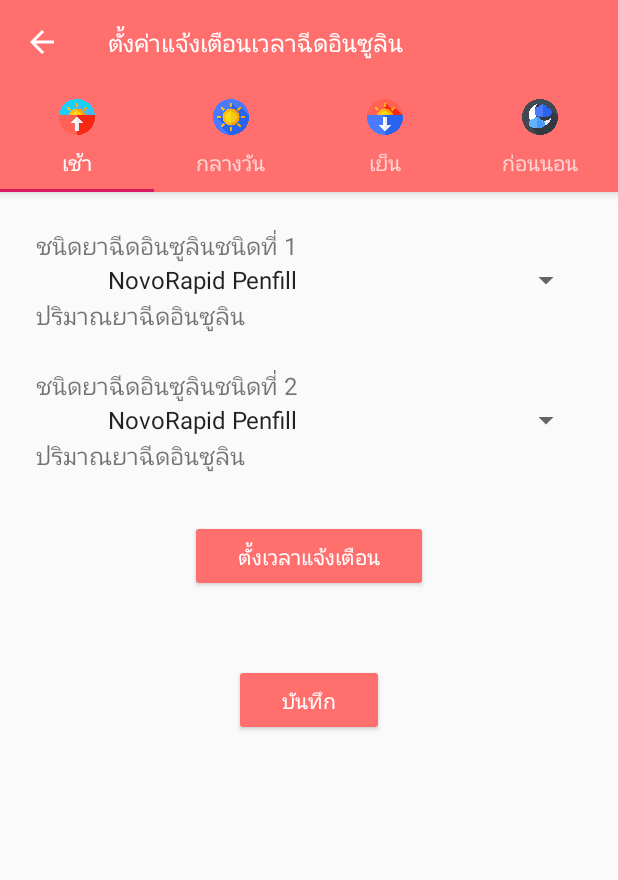
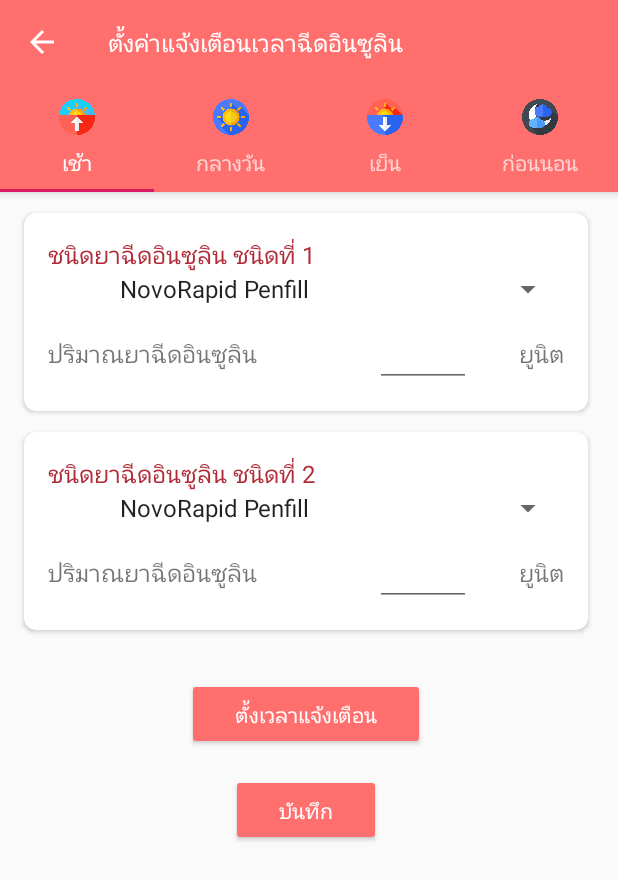
Before and after one commit to peeranont-ja/DmAtHere, an Android app: the AlarmActivity screen opened directly, with no data from a screen before it, on a phone screen of 412 x 824 dp. Shown: the top 880 px of the screen. Run offline under Robolectric (Android 15) with nearby library versions, the phone set to English and light mode, and no system bars; our stand-ins replace EventBus; plain views replace AwesomeSpinner; 2 statements that could not run were skipped.

Commit message:
Refine UI

```diff
--- a/app/src/main/AndroidManifest.xml
+++ b/app/src/main/AndroidManifest.xml
@@ -8,7 +8,7 @@
 
     <application
         android:allowBackup="true"
-        android:configChanges="keyboardHidden|orientation|screenSize"
+        android:configChanges="orientation|screenSize"
         android:icon="@mipmap/ic_launcher"
         android:label="@string/app_name"
         android:roundIcon="@mipmap/ic_launcher_round"
@@ -28,7 +28,8 @@
         <activity
             android:name=".AlarmActivity"
             android:screenOrientation="portrait"
-            android:theme="@style/MyMaterialTheme" />
+            android:theme="@style/MyMaterialTheme"
+            android:windowSoftInputMode="adjustResize" />
 
         <activity
             android:name=".ShowEventDialog"
--- a/app/src/main/res/layout/activity_alarm.xml
+++ b/app/src/main/res/layout/activity_alarm.xml
@@ -1,7 +1,8 @@
-<android.support.design.widget.CoordinatorLayout xmlns:android="http://schemas.android.com/apk/res/android"
+<LinearLayout xmlns:android="http://schemas.android.com/apk/res/android"
     xmlns:app="http://schemas.android.com/apk/res-auto"
     android:layout_width="match_parent"
-    android:layout_height="match_parent">
+    android:layout_height="match_parent"
+    android:orientation="vertical">
 
     <android.support.design.widget.AppBarLayout
         android:layout_width="match_parent"
@@ -28,6 +29,7 @@
     <android.support.v4.view.ViewPager
         android:id="@+id/viewpager"
         android:layout_width="match_parent"
-        android:layout_height="match_parent"
+        android:layout_height="0dp"
+        android:layout_weight="1"
         app:layout_behavior="@string/appbar_scrolling_view_behavior" />
-</android.support.design.widget.CoordinatorLayout>
+</LinearLayout>
--- a/app/src/main/res/layout/fragment_alarm_morning.xml
+++ b/app/src/main/res/layout/fragment_alarm_morning.xml
@@ -2,23 +2,47 @@
     xmlns:app="http://schemas.android.com/apk/res-auto"
     xmlns:tools="http://schemas.android.com/tools"
     android:layout_width="match_parent"
-    android:layout_height="match_parent"
+    android:layout_height="wrap_content"
+    android:focusable="true"
+    android:focusableInTouchMode="true"
     tools:context=".AlarmActivity">
 
     <ScrollView
         android:layout_width="match_parent"
-        android:layout_height="wrap_content">
+        android:layout_height="wrap_content"
+        android:layout_alignParentStart="true"
+        android:layout_alignParentTop="true"
+        android:fadeScrollbars="true"
+        android:fillViewport="true"
+        android:scrollbarStyle="insideInset"
+        android:scrollbars="vertical">
 
         <LinearLayout
             android:layout_width="match_parent"
-            android:layout_height="match_parent"
-            android:layout_margin="24dp"
+            android:layout_height="wrap_content"
             android:orientation="vertical">
+
+            <android.support.v7.widget.CardView
+                android:layout_width="match_parent"
+                android:layout_height="wrap_content"
+                android:layout_marginStart="16dp"
+                android:layout_marginTop="14dp"
+                android:layout_marginEnd="16dp"
+                android:elevation="8dp"
+                app:cardCornerRadius="8dp">
+
+                <LinearLayout
+                    android:layout_width="match_parent"
+                    android:layout_height="wrap_content"
+                    android:orientation="vertical"
+                    android:padding="16dp">
+
 
                     <TextView
                         android:layout_width="wrap_content"
                         android:layout_height="wrap_content"
-                android:text="ชนิดยาฉีดอินซูลินชนิดที่ 1"
+                        android:text="ชนิดยาฉีดอินซูลิน ชนิดที่ 1"
+                        android:textColor="@color/colorPrimaryDark"
                         android:textSize="@dimen/text_regular_body" />
 
                     <com.isapanah.awesomespinner.AwesomeSpinner
@@ -29,17 +53,66 @@
                         app:spinnerDirection="ltr"
                         app:spinnerHint="กรุณาเลือกยาฉีดอินซูลิน" />
 
+                    <LinearLayout
+                        android:layout_width="match_parent"
+                        android:layout_height="wrap_content"
+                        android:layout_marginTop="8dp"
+                        android:orientation="horizontal">
+
                         <TextView
                             android:layout_width="wrap_content"
                             android:layout_height="wrap_content"
                             android:text="ปริมาณยาฉีดอินซูลิน"
                             android:textSize="@dimen/text_regular_body" />
 
+                        <View
+                            android:layout_width="0dp"
+                            android:layout_height="wrap_content"
+                            android:layout_weight="1" />
+
+                        <EditText
+                            android:id="@+id/et_first_medicine_amount"
+                            android:layout_width="64dp"
+                            android:layout_height="wrap_content"
+                            android:imeOptions="actionDone"
+                            android:inputType="number"
+                            android:textAlignment="center" />
+
+                        <View
+                            android:layout_width="0dp"
+                            android:layout_height="wrap_content"
+                            android:layout_weight="0.4" />
+
                         <TextView
                             android:layout_width="wrap_content"
                             android:layout_height="wrap_content"
-                android:layout_marginTop="24dp"
-                android:text="ชนิดยาฉีดอินซูลินชนิดที่ 2"
+                            android:text="ยูนิต"
+                            android:textSize="@dimen/text_regular_body" />
+
+                    </LinearLayout>
+                </LinearLayout>
+            </android.support.v7.widget.CardView>
+
+            <android.support.v7.widget.CardView
+                android:layout_width="match_parent"
+                android:layout_height="wrap_content"
+                android:layout_marginStart="16dp"
+                android:layout_marginTop="14dp"
+                android:layout_marginEnd="16dp"
+                android:elevation="8dp"
+                app:cardCornerRadius="8dp">
+
+                <LinearLayout
+                    android:layout_width="match_parent"
+                    android:layout_height="wrap_content"
+                    android:orientation="vertical"
+                    android:padding="16dp">
+
+                    <TextView
+                        android:layout_width="wrap_content"
+                        android:layout_height="wrap_content"
+                        android:text="ชนิดยาฉีดอินซูลิน ชนิดที่ 2"
+                        android:textColor="@color/colorPrimaryDark"
                         android:textSize="@dimen/text_regular_body" />
 
                     <com.isapanah.awesomespinner.AwesomeSpinner
@@ -50,11 +123,46 @@
                         app:spinnerDirection="ltr"
                         app:spinnerHint="กรุณาเลือกยาฉีดอินซูลิน" />
 
+                    <LinearLayout
+                        android:layout_width="match_parent"
+                        android:layout_height="wrap_content"
+                        android:layout_marginTop="8dp"
+                        android:orientation="horizontal">
+
                         <TextView
                             android:layout_width="wrap_content"
                             android:layout_height="wrap_content"
                             android:text="ปริมาณยาฉีดอินซูลิน"
                             android:textSize="@dimen/text_regular_body" />
+
+                        <View
+                            android:layout_width="0dp"
+                            android:layout_height="wrap_content"
+                            android:layout_weight="1" />
+
+                        <EditText
+                            android:id="@+id/et_second_medicine_amount"
+                            android:layout_width="64dp"
+                            android:layout_height="wrap_content"
+                            android:imeOptions="actionDone"
+                            android:inputType="number"
+                            android:textAlignment="center" />
+
+                        <View
+                            android:layout_width="0dp"
+                            android:layout_height="wrap_content"
+                            android:layout_weight="0.4" />
+
+                        <TextView
+                            android:layout_width="wrap_content"
+                            android:layout_height="wrap_content"
+                            android:text="ยูนิต"
+                            android:textSize="@dimen/text_regular_body" />
+
+                    </LinearLayout>
+
+                </LinearLayout>
+            </android.support.v7.widget.CardView>
 
             <Button
                 android:id="@+id/btn_set_alarm"
@@ -75,7 +183,6 @@
                 android:layout_width="wrap_content"
                 android:layout_height="wrap_content"
                 android:layout_gravity="center_horizontal"
-                android:layout_marginTop="32dp"
                 android:layout_marginBottom="16dp"
                 android:backgroundTint="@color/colorPrimary"
                 android:paddingStart="32dp"
```
Lines whose indentation alone changed are shown as unchanged.
